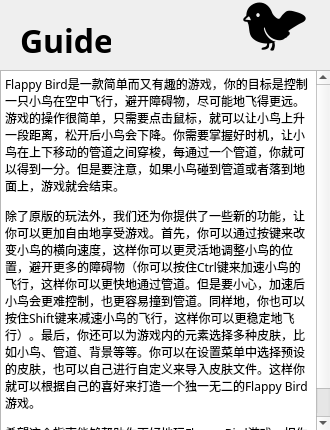
The window that StartFB/Guide.ui (MPXCreator/fb) describes before a commit, drawn with Qt 5.
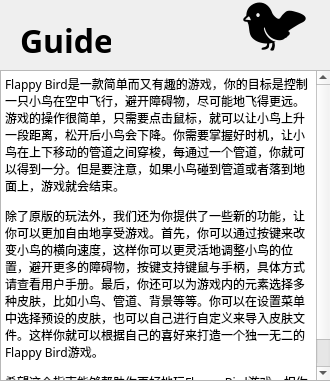
The same window after the commit.

```diff
--- a/StartFB/Guide.ui
+++ b/StartFB/Guide.ui
@@ -7,7 +7,7 @@
     <x>0</x>
     <y>0</y>
     <width>330</width>
-    <height>430</height>
+    <height>381</height>
    </rect>
   </property>
   <property name="windowTitle">
@@ -19,7 +19,7 @@
      <x>0</x>
      <y>70</y>
      <width>331</width>
-     <height>361</height>
+     <height>311</height>
     </rect>
    </property>
    <property name="font">
@@ -36,7 +36,7 @@
 li.checked::marker { content: &quot;\2612&quot;; }
 &lt;/style&gt;&lt;/head&gt;&lt;body style=&quot; font-family:'等线'; font-size:9pt; font-weight:400; font-style:normal;&quot;&gt;
 &lt;p style=&quot; margin-top:0px; margin-bottom:0px; margin-left:0px; margin-right:0px; -qt-block-indent:0; text-indent:0px;&quot;&gt;&lt;span style=&quot; font-family:'Microsoft YaHei UI';&quot;&gt;Flappy Bird是一款简单而又有趣的游戏，你的目标是控制一只小鸟在空中飞行，避开障碍物，尽可能地飞得更远。游戏的操作很简单，只需要点击鼠标，就可以让小鸟上升一段距离，松开后小鸟会下降。你需要掌握好时机，让小鸟在上下移动的管道之间穿梭，每通过一个管道，你就可以得到一分。但是要注意，如果小鸟碰到管道或者落到地面上，游戏就会结束。&lt;/span&gt;&lt;/p&gt;
-&lt;p style=&quot; margin-top:12px; margin-bottom:12px; margin-left:0px; margin-right:0px; -qt-block-indent:0; text-indent:0px;&quot;&gt;&lt;span style=&quot; font-family:'Microsoft YaHei UI';&quot;&gt;除了原版的玩法外，我们还为你提供了一些新的功能，让你可以更加自由地享受游戏。首先，你可以通过按键来改变小鸟的横向速度，这样你可以更灵活地调整小鸟的位置，避开更多的障碍物（你可以按住Ctrl键来加速小鸟的飞行，这样你可以更快地通过管道。但是要小心，加速后小鸟会更难控制，也更容易撞到管道。同样地，你也可以按住Shift键来减速小鸟的飞行，这样你可以更稳定地飞行）。最后，你还可以为游戏内的元素选择多种皮肤，比如小鸟、管道、背景等等。你可以在设置菜单中选择预设的皮肤，也可以自己进行自定义来导入皮肤文件。这样你就可以根据自己的喜好来打造一个独一无二的Flappy Bird游戏。&lt;/span&gt;&lt;/p&gt;
+&lt;p style=&quot; margin-top:12px; margin-bottom:12px; margin-left:0px; margin-right:0px; -qt-block-indent:0; text-indent:0px;&quot;&gt;&lt;span style=&quot; font-family:'Microsoft YaHei UI';&quot;&gt;除了原版的玩法外，我们还为你提供了一些新的功能，让你可以更加自由地享受游戏。首先，你可以通过按键来改变小鸟的横向速度，这样你可以更灵活地调整小鸟的位置，避开更多的障碍物，按键支持键鼠与手柄，具体方式请查看用户手册。最后，你还可以为游戏内的元素选择多种皮肤，比如小鸟、管道、背景等等。你可以在设置菜单中选择预设的皮肤，也可以自己进行自定义来导入皮肤文件。这样你就可以根据自己的喜好来打造一个独一无二的Flappy Bird游戏。&lt;/span&gt;&lt;/p&gt;
 &lt;p style=&quot; margin-top:12px; margin-bottom:12px; margin-left:0px; margin-right:0px; -qt-block-indent:0; text-indent:0px;&quot;&gt;&lt;span style=&quot; font-family:'Microsoft YaHei UI';&quot;&gt;希望这个指南能够帮助你更好地玩Flappy Bird游戏，祝你玩得开心！&lt;/span&gt;&lt;/p&gt;&lt;/body&gt;&lt;/html&gt;</string>
    </property>
   </widget>
```
